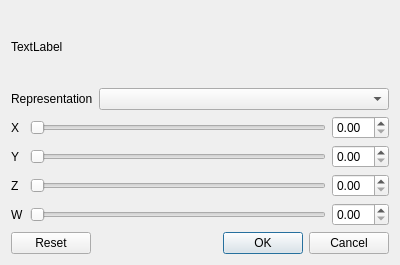
First picture: the form in src/sgi/MatrixInputDialog.ui, repository aroth-fastprotect/sgi, before the edit.
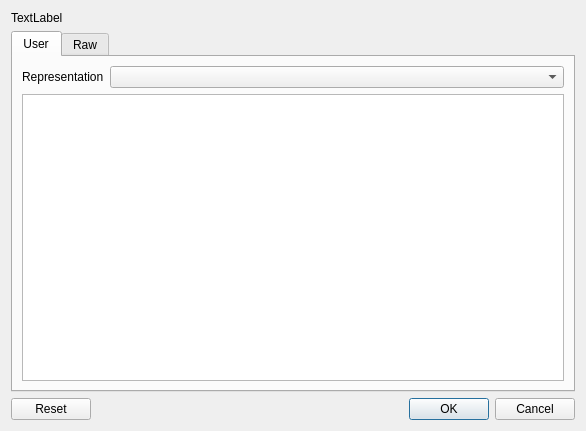
Second picture: the form after the edit. The open tabs and pages were chosen to show the change.

Commit message: fill the matrix input dialog with some life

What changed in the file:
```diff
--- a/src/sgi/MatrixInputDialog.ui
+++ b/src/sgi/MatrixInputDialog.ui
@@ -6,8 +6,8 @@
    <rect>
     <x>0</x>
     <y>0</y>
-    <width>400</width>
-    <height>265</height>
+    <width>586</width>
+    <height>431</height>
    </rect>
   </property>
   <property name="sizePolicy">
@@ -19,7 +19,7 @@
   <property name="windowTitle">
    <string>Dialog</string>
   </property>
-  <layout class="QVBoxLayout" name="verticalLayout">
+  <layout class="QVBoxLayout" name="verticalLayout_2">
    <item>
     <widget class="QLabel" name="label">
      <property name="text">
@@ -28,119 +28,85 @@
     </widget>
    </item>
    <item>
-    <layout class="QHBoxLayout" name="horizontalLayout_5">
-     <item>
-      <widget class="QLabel" name="label_2">
-       <property name="sizePolicy">
-        <sizepolicy hsizetype="Minimum" vsizetype="Preferred">
-         <horstretch>0</horstretch>
-         <verstretch>0</verstretch>
-        </sizepolicy>
-       </property>
-       <property name="text">
-        <string>Representation</string>
-       </property>
-      </widget>
-     </item>
-     <item>
-      <widget class="QComboBox" name="representationComboBox">
-       <property name="sizePolicy">
-        <sizepolicy hsizetype="Expanding" vsizetype="Fixed">
-         <horstretch>0</horstretch>
-         <verstretch>0</verstretch>
-        </sizepolicy>
-       </property>
-      </widget>
-     </item>
-    </layout>
-   </item>
-   <item>
-    <layout class="QFormLayout" name="formLayout">
-     <item row="0" column="0">
-      <widget class="QLabel" name="label_x">
-       <property name="text">
-        <string>X</string>
-       </property>
-      </widget>
-     </item>
-     <item row="0" column="1">
-      <layout class="QHBoxLayout" name="horizontalLayout">
+    <widget class="QTabWidget" name="tabWidget">
+     <property name="currentIndex">
+      <number>1</number>
+     </property>
+     <widget class="QWidget" name="tabUser">
+      <attribute name="title">
+       <string>User</string>
+      </attribute>
+      <layout class="QVBoxLayout" name="verticalLayout_3">
        <item>
-        <widget class="QSlider" name="horizontalSlider_x">
-         <property name="orientation">
-          <enum>Qt::Horizontal</enum>
-         </property>
-        </widget>
+        <layout class="QHBoxLayout" name="horizontalLayout_2">
+         <item>
+          <widget class="QLabel" name="label_3">
+           <property name="sizePolicy">
+            <sizepolicy hsizetype="Minimum" vsizetype="Preferred">
+             <horstretch>0</horstretch>
+             <verstretch>0</verstretch>
+            </sizepolicy>
+           </property>
+           <property name="text">
+            <string>Representation</string>
+           </property>
+          </widget>
+         </item>
+         <item>
+          <widget class="QComboBox" name="representationComboBoxUser">
+           <property name="sizePolicy">
+            <sizepolicy hsizetype="Expanding" vsizetype="Fixed">
+             <horstretch>0</horstretch>
+             <verstretch>0</verstretch>
+            </sizepolicy>
+           </property>
+          </widget>
+         </item>
+        </layout>
        </item>
        <item>
-        <widget class="QDoubleSpinBox" name="doubleSpinBox_x"/>
+        <widget class="QPlainTextEdit" name="textEditUser"/>
        </item>
       </layout>
-     </item>
-     <item row="1" column="0">
-      <widget class="QLabel" name="label_y">
-       <property name="text">
-        <string>Y</string>
-       </property>
-      </widget>
-     </item>
-     <item row="1" column="1">
-      <layout class="QHBoxLayout" name="horizontalLayout_2">
+     </widget>
+     <widget class="QWidget" name="tabRaw">
+      <attribute name="title">
+       <string>Raw</string>
+      </attribute>
+      <layout class="QVBoxLayout" name="verticalLayout">
        <item>
-        <widget class="QSlider" name="horizontalSlider_y">
-         <property name="orientation">
-          <enum>Qt::Horizontal</enum>
-         </property>
-        </widget>
+        <layout class="QHBoxLayout" name="horizontalLayout">
+         <item>
+          <widget class="QLabel" name="label_2">
+           <property name="sizePolicy">
+            <sizepolicy hsizetype="Minimum" vsizetype="Preferred">
+             <horstretch>0</horstretch>
+             <verstretch>0</verstretch>
+            </sizepolicy>
+           </property>
+           <property name="text">
+            <string>Representation</string>
+           </property>
+          </widget>
+         </item>
+         <item>
+          <widget class="QComboBox" name="representationComboBoxRaw">
+           <property name="sizePolicy">
+            <sizepolicy hsizetype="Expanding" vsizetype="Fixed">
+             <horstretch>0</horstretch>
+             <verstretch>0</verstretch>
+            </sizepolicy>
+           </property>
+          </widget>
+         </item>
+        </layout>
        </item>
        <item>
-        <widget class="QDoubleSpinBox" name="doubleSpinBox_y"/>
+        <widget class="QPlainTextEdit" name="textEditRaw"/>
        </item>
       </layout>
-     </item>
-     <item row="2" column="0">
-      <widget class="QLabel" name="label_z">
-       <property name="text">
-        <string>Z</string>
-       </property>
-      </widget>
-     </item>
-     <item row="2" column="1">
-      <layout class="QHBoxLayout" name="horizontalLayout_3">
-       <item>
-        <widget class="QSlider" name="horizontalSlider_z">
-         <property name="orientation">
-          <enum>Qt::Horizontal</enum>
-         </property>
-        </widget>
-       </item>
-       <item>
-        <widget class="QDoubleSpinBox" name="doubleSpinBox_z"/>
-       </item>
-      </layout>
-     </item>
-     <item row="3" column="0">
-      <widget class="QLabel" name="label_w">
-       <property name="text">
-        <string>W</string>
-       </property>
-      </widget>
-     </item>
-     <item row="3" column="1">
-      <layout class="QHBoxLayout" name="horizontalLayout_4">
-       <item>
-        <widget class="QSlider" name="horizontalSlider_w">
-         <property name="orientation">
-          <enum>Qt::Horizontal</enum>
-         </property>
-        </widget>
-       </item>
-       <item>
-        <widget class="QDoubleSpinBox" name="doubleSpinBox_w"/>
-       </item>
-      </layout>
-     </item>
-    </layout>
+     </widget>
+    </widget>
    </item>
    <item>
     <widget class="QDialogButtonBox" name="buttonBox">
```
Left out of the diff: 70 changed lines with no effect on the pictures. The commit also changes 7 other files.
